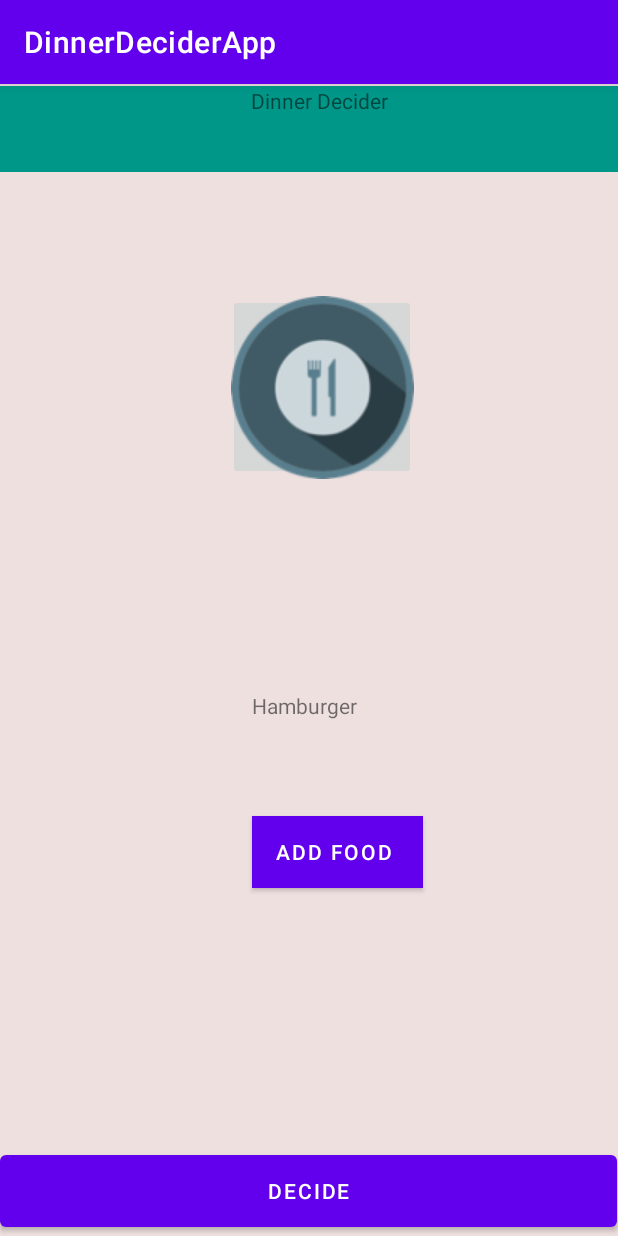
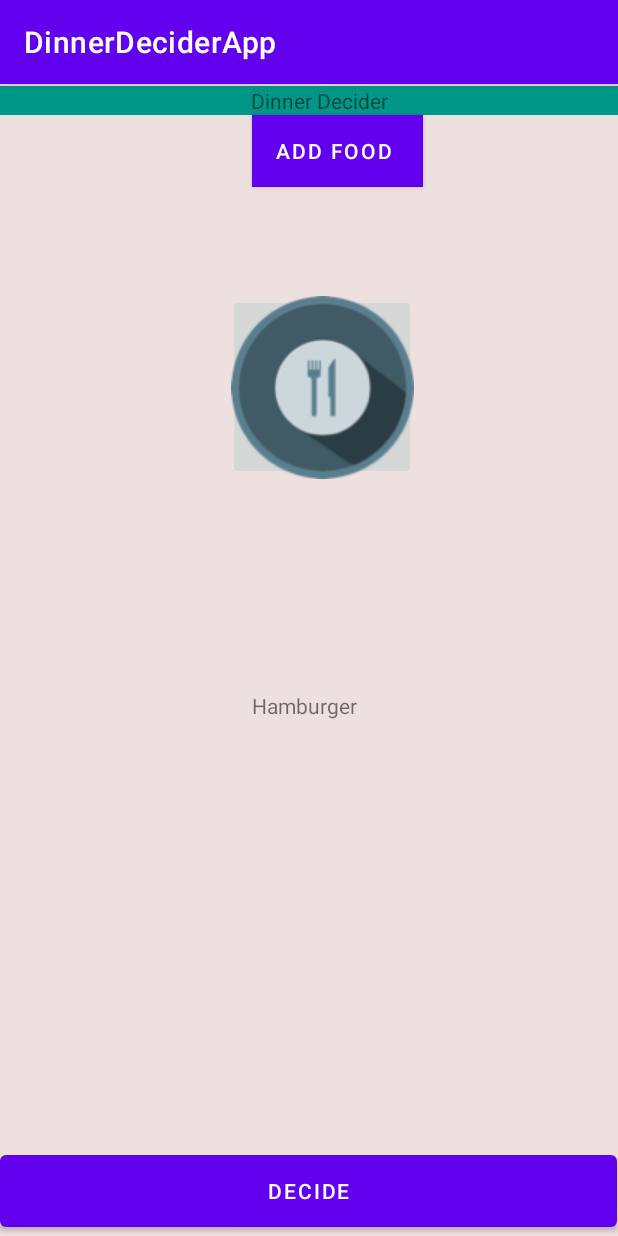
Before and after one commit to AstewayYiheyis/CS473-DE-MDP, an Android app: the screen it shows after launch (MainActivity), on a phone screen of 412 x 824 dp. Run offline under Robolectric (Android 15) with nearby library versions, the phone set to English and light mode, and no system bars; 1 statement that could not run was skipped.

Commit message:
added the addFood and decideFood functions

```diff
--- a/app/src/main/java/com/example/dinnerdeciderapp/MainActivity.kt
+++ b/app/src/main/java/com/example/dinnerdeciderapp/MainActivity.kt
@@ -2,10 +2,35 @@ package com.example.dinnerdeciderapp
 
 import androidx.appcompat.app.AppCompatActivity
 import android.os.Bundle
+import android.view.View
+import android.widget.EditText
+import android.widget.TextView
+import kotlin.random.Random
 
 class MainActivity : AppCompatActivity() {
+    lateinit var selectedFood: TextView;
+    lateinit var addedFood: EditText;
+    val foodList = listOf("Hamburger", "Pizza",
+        "Mexican", "American", "Chinese");
+
     override fun onCreate(savedInstanceState: Bundle?) {
         super.onCreate(savedInstanceState)
         setContentView(R.layout.activity_main)
+        selectedFood = findViewById(R.id.decide_button)
+        addedFood = findViewById(R.id.add_food_btn);
+    }
+
+    fun addFood(v: View){
+        val foodToAdd = addedFood.text;
+
+        if(foodToAdd.isNullOrEmpty()){
+            foodList.plus(foodToAdd);
+            selectedFood.text = foodToAdd;
+        }
+    }
+
+    fun decideFood(v: View){
+        val i = Random.nextInt(foodList.size);
+        selectedFood.text = foodList[i];
     }
 }
--- a/app/src/main/res/layout/activity_main.xml
+++ b/app/src/main/res/layout/activity_main.xml
@@ -9,15 +9,14 @@
     tools:context=".MainActivity">
 
     <Button
-        android:id="@+id/button2"
+        android:id="@+id/decide_button"
         android:layout_width="411dp"
         android:layout_height="60dp"
         android:text="Decide"
         app:layout_constraintBottom_toBottomOf="parent"
         app:layout_constraintEnd_toEndOf="parent"
         app:layout_constraintHorizontal_bias="0.0"
-        app:layout_constraintStart_toStartOf="parent"
-        app:layout_constraintTop_toBottomOf="@+id/button" />
+        app:layout_constraintStart_toStartOf="parent" />
 
     <TextView
         android:id="@+id/textView"
@@ -42,15 +41,13 @@
         app:layout_constraintTop_toTopOf="parent" />
 
     <Button
-        android:id="@+id/button"
+        android:id="@+id/add_food_btn"
         android:layout_width="wrap_content"
         android:layout_height="wrap_content"
         android:layout_marginEnd="130dp"
-        android:layout_marginBottom="172dp"
         android:background="#009688"
         android:backgroundTint="#009688"
         android:text="Add Food "
-        app:layout_constraintBottom_toTopOf="@+id/button2"
         app:layout_constraintEnd_toEndOf="parent"
         app:layout_constraintTop_toBottomOf="@+id/textView2" />
 
@@ -59,13 +56,11 @@
         android:layout_width="425dp"
         android:layout_height="0dp"
         android:layout_marginTop="1dp"
-        android:layout_marginBottom="429dp"
         android:background="#009688"
         android:backgroundTint="#009688"
         android:text="Dinner Decider"
         android:textAlignment="center"
-        app:layout_constraintBottom_toTopOf="@+id/button"
-        app:layout_constraintStart_toStartOf="@+id/button2"
+        app:layout_constraintStart_toStartOf="parent"
         app:layout_constraintTop_toTopOf="parent" />
 
 
```
